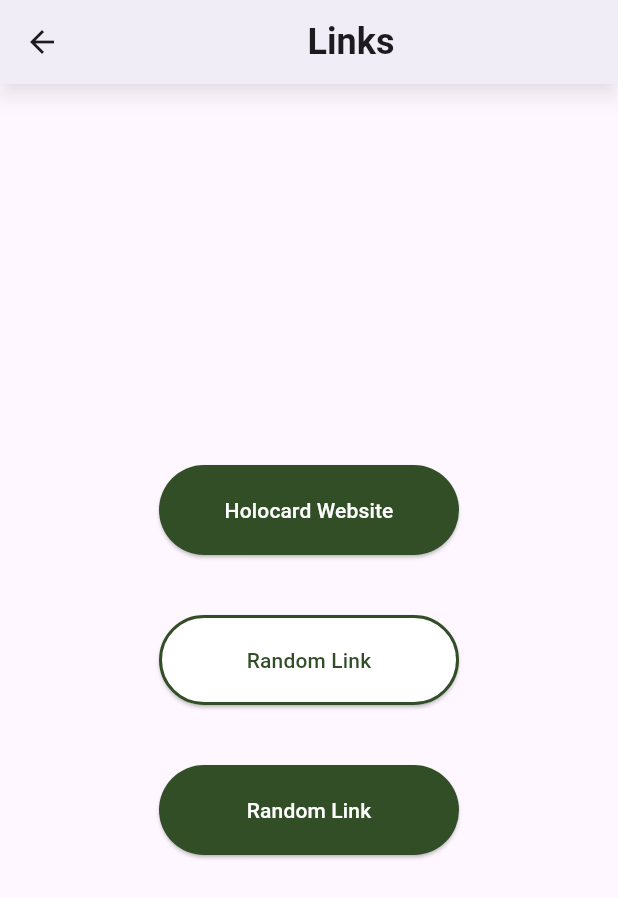
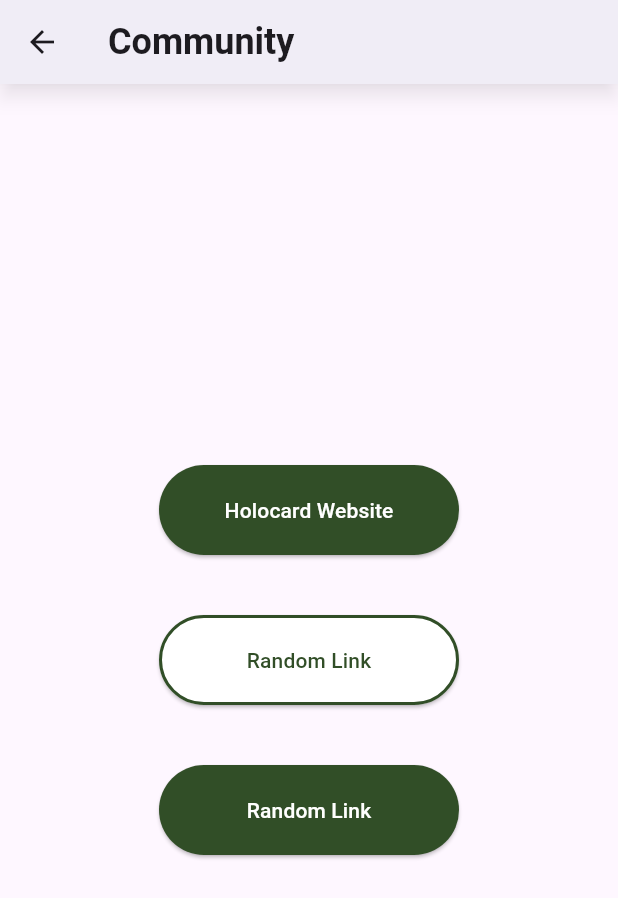
Before and after one commit to paz4ck/tech-prep-app, a Flutter app: the CommunityPage screen opened directly, on a phone screen of 412 x 824 dp. Shown: the top 898 px of the screen. Run offline on Flutter 3.47's test engine with Material 3 defaults, Android fonts, the phone set to English and light mode, and no system bars; our stand-ins replace flutter_svg.

Commit message:
comm update

```diff
--- a/com_holocards/lib/pages/comm.dart
+++ b/com_holocards/lib/pages/comm.dart
@@ -15,14 +15,22 @@
   Widget build(BuildContext context) {
     return Scaffold(
       appBar: AppBar(
-        title: Center(
+        title: Align(
+          alignment: Alignment.centerLeft,
           child: Text(
-        'Links',
+            'Community',
             style: TextStyle(
               fontSize: 24.0, // Larger text size
               fontWeight: FontWeight.bold, // Bold text
             ),
           ),
+        ),
+        leading: IconButton(
+          icon: Icon(Icons.arrow_back),
+          onPressed: () {
+            Navigator.of(context).pop();
+          },
+          splashRadius: 24.0, // Add splash effect
         ),
         shadowColor: Colors.black38,
         backgroundColor: Color.fromARGB(255, 255, 255, 255),
@@ -38,6 +46,7 @@
               child: ElevatedButton(
               style: ElevatedButton.styleFrom(
                 backgroundColor: Color(0xFF314e27),
+                splashFactory: InkRipple.splashFactory, // Add ripple effect
               ),
               onPressed: () {
                 _copyToClipboard(context, 'https://www.pokemon.com/us/pokemon-tcg', 'Example 1 copied to clipboard');
@@ -56,6 +65,7 @@
               style: ElevatedButton.styleFrom(
                 backgroundColor: Colors.white,
                 side: BorderSide(color: Color(0xFF314e27), width: 2.0), // Outline color and width
+                splashFactory: InkRipple.splashFactory, // Add ripple effect
               ),
               onPressed: () {
                 _copyToClipboard(context, 'https://www.example2.com', 'Example 2 copied to clipboard');
@@ -73,6 +83,7 @@
               child: ElevatedButton(
               style: ElevatedButton.styleFrom(
                 backgroundColor: Color(0xFF314e27),
+                splashFactory: InkRipple.splashFactory, // Add ripple effect
               ),
               onPressed: () {
                 _copyToClipboard(context, 'https://www.example3.com', 'Example 3 copied to clipboard');
```
Lines whose indentation alone changed are shown as unchanged.
